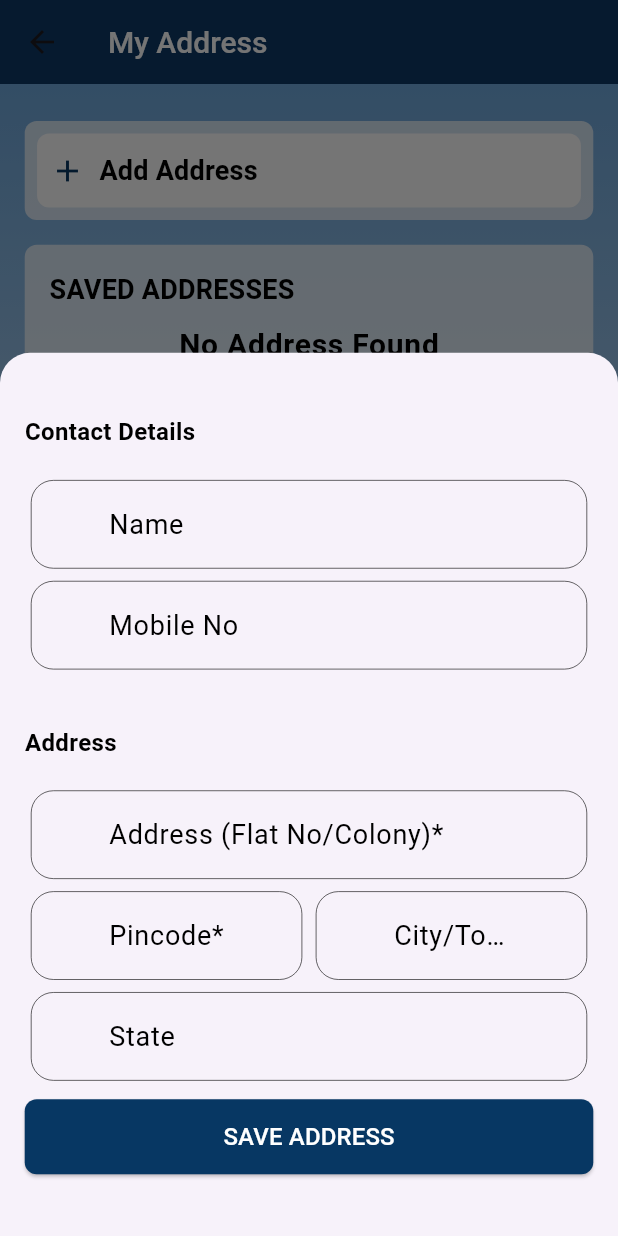
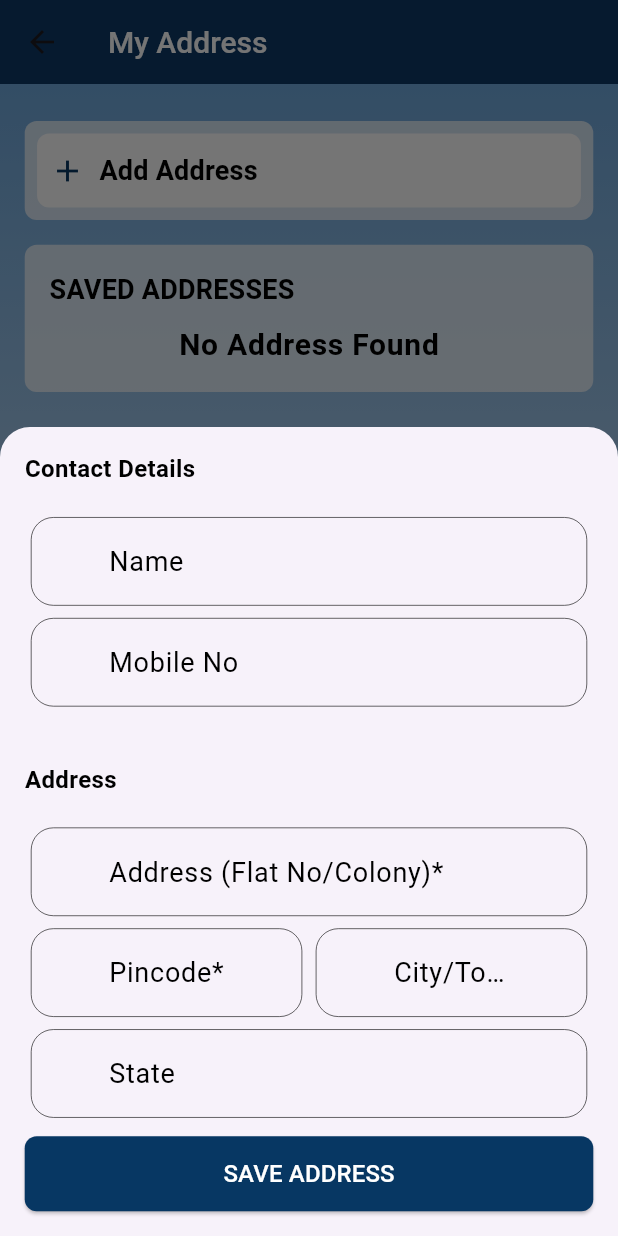
Before and after one commit to akp-dev2230/petmate, a Flutter app: the ManageAddress screen opened directly, after a tap on "Add Address", on a phone screen of 412 x 824 dp. Run offline on Flutter 3.47's test engine with Material 3 defaults, Android fonts, the light colour scheme and no system bars; our stand-ins replace animate_do, cloud_firestore, firebase_auth, firebase_core, flutter_rating_bar, get and 4 more; accounts and stored records are empty.

```diff
--- a/lib/views/Userinfo/manage_address.dart
+++ b/lib/views/Userinfo/manage_address.dart
@@ -50,15 +50,20 @@ class ManageAddress extends StatelessWidget {
                           borderRadius: BorderRadius.vertical(top: Radius.circular(20)),
                         ),
                         builder: (context) {
-                          return SingleChildScrollView(
-                            padding: EdgeInsets.symmetric(horizontal: screenWidth * 0.04, vertical: screenHeight * 0.03,),
+                          return Padding(
+                            padding: EdgeInsets.only(
+                              bottom: MediaQuery.of(context).viewInsets.bottom, // Adjusts for keyboard
+                            ),
+                            child: SingleChildScrollView(
+                              child: Padding(
+                                padding: EdgeInsets.symmetric(horizontal: screenWidth * 0.04),
                                 child: Column(
                                   crossAxisAlignment: CrossAxisAlignment.start,
                                   mainAxisSize: MainAxisSize.min, // Adjusts height dynamically
                                   children: [
                                     // Contact Details Section
                                     Padding(
-                                  padding: EdgeInsets.symmetric(vertical: screenHeight * 0.02),
+                                      padding: EdgeInsets.symmetric(vertical: screenHeight * 0.02,),
                                       child: const Text(
                                         "Contact Details",
                                         style: TextStyle(fontWeight: FontWeight.bold, fontSize: 16),
@@ -170,6 +175,8 @@ class ManageAddress extends StatelessWidget {
 
                                     SizedBox(height: screenHeight * 0.02), // Extra space at bottom
                                   ],
+                                ),
+                              ),
                             ),
                           );
                         },
```
Lines whose indentation alone changed are shown as unchanged.
